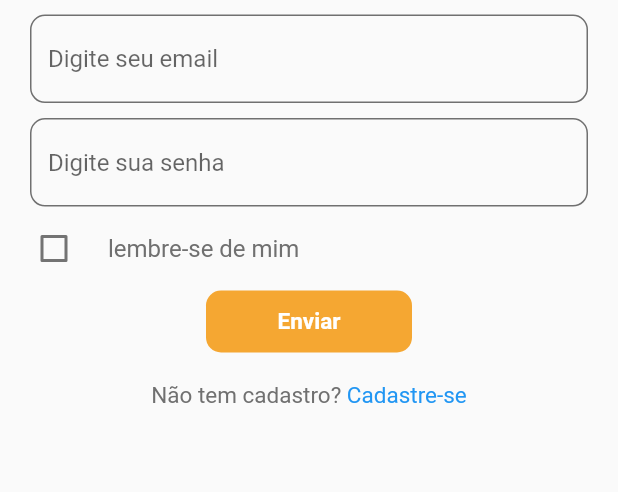
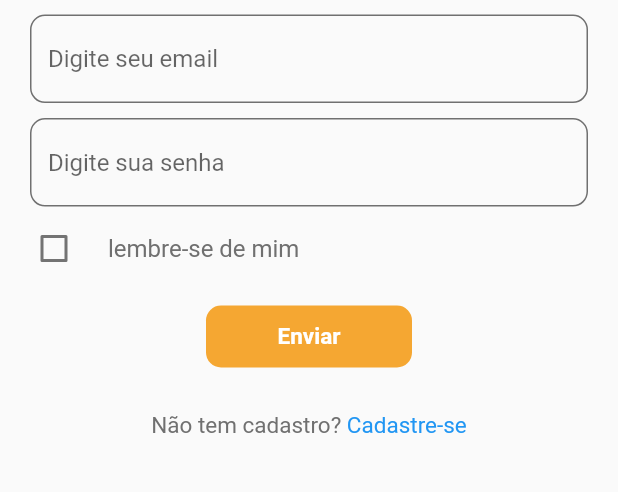
Before and after one commit to GuisCordeiro/find_n_walk, a Flutter app: the screen it shows after launch, on a phone screen of 412 x 824 dp, the part 432-924 px from its top. Run offline on Flutter 3.47's test engine with Material 2 defaults, Android fonts, the light colour scheme and no system bars.

Commit message:
adicionei as estruturas de pastas e o icone do app

```diff
--- /dev/null
+++ b/findnwalk/lib/components/botao.dart
@@ -0,0 +1,39 @@
+import 'package:flutter/material.dart';
+import 'colors.dart';
+
+class Botao extends StatelessWidget {
+  String texto;
+  Botao(this.texto);
+
+  @override
+  Widget build(BuildContext context) {
+    return Padding(
+      padding: EdgeInsets.only(top: 10,bottom: 10,left: 20,right: 20),
+      child: InkWell(
+                onTap: (){
+
+                },
+                child: Container(
+                  width: MediaQuery.of(context).size.width/3,
+                  height: MediaQuery.of(context).size.height/20,
+                  decoration: BoxDecoration(
+                    borderRadius: BorderRadius.circular(10),
+                    color: Cores.laranja
+                  ),
+                  child: Align(
+                    alignment: Alignment.center,
+                    child: Text(
+                      '$texto',
+                      style: TextStyle(
+                        fontWeight: FontWeight.bold,
+                        fontSize: 15,
+                        color: Cores.branco
+                      ),
+                    ),
+                  ),
+                ),
+              ),
+    );
+
+  }
+}
--- /dev/null
+++ b/findnwalk/lib/components/checkbox.dart
@@ -0,0 +1,35 @@
+import 'package:flutter/material.dart';
+import 'colors.dart';
+
+class CheckboxLaranja extends StatefulWidget {
+  String label;
+  CheckboxLaranja(this.label);
+
+  @override
+  _CheckboxLaranjaState createState() => _CheckboxLaranjaState();
+}
+
+class _CheckboxLaranjaState extends State<CheckboxLaranja> {
+  bool selecionado = false;
+
+  @override
+  Widget build(BuildContext context) {
+    return CheckboxListTile(
+              title: Text(
+                '${widget.label}',
+                style: TextStyle(
+                  color: Cores.cinza
+                ),
+              ),
+              activeColor: Cores.laranja,
+              checkColor: Cores.branco,
+              controlAffinity: ListTileControlAffinity.leading,
+              value: selecionado,
+              onChanged: (bool? value){
+                setState(() {
+                  selecionado = value!;
+                });
+              },
+            );
+  }
+}
--- /dev/null
+++ b/findnwalk/lib/components/formulario.dart
@@ -0,0 +1,38 @@
+import 'package:flutter/material.dart';
+import 'colors.dart';
+
+
+/*
+  Esse é o campo de preenchimento dos formulários, você só precisa passar a string
+  que ficará dentro do campo de preenchimeto (o placeholder).
+  A chamada desse componente é: Formulário('string')
+*/
+
+class Formulario extends StatelessWidget {
+  String label;
+  Formulario(this.label);
+  @override
+  Widget build(BuildContext context) {
+    return Padding(
+              padding: EdgeInsets.only(left: 20, right: 20, top: 10),
+              child: TextField(
+                cursorColor: Cores.laranja,
+                decoration: InputDecoration(
+                enabledBorder: new OutlineInputBorder(
+                  borderRadius: new BorderRadius.circular(10),
+                  borderSide: const BorderSide(
+                    color: Cores.cinza
+                  )
+                ),
+                focusedBorder: new OutlineInputBorder(
+                  borderRadius: new BorderRadius.circular(10),
+                  borderSide: const BorderSide(
+                    color: Cores.laranja
+                  )
+                ),
+                hintText: '$label',
+                ),
+              ),
+    );
+  }
+}
--- a/findnwalk/lib/pages/index.dart
+++ b/findnwalk/lib/pages/index.dart
@@ -1,12 +1,17 @@
+import 'package:findnwalk/components/colors.dart';
 import 'package:flutter/material.dart';
 import 'package:findnwalk/pages/loginPage.dart';
+
 
 class MyApp extends StatelessWidget {
   @override
   Widget build(BuildContext context) {
     return MaterialApp(
       title: 'FindNWalk',
-      home: Index(title: 'FindNwalk'),
+      home: LoginPage(),
+      theme: ThemeData(
+        primaryColor: Cores.laranja
+      ),
     );
   }
 }
@@ -23,16 +28,7 @@ class _IndexState extends State<Index> {
 
   @override
   Widget build(BuildContext context) {
-    return Scaffold(
-      body: SafeArea(
-        child: Container(
-          child: Column(
-            children: [
-              LoginPage(),
-            ],
-          ),
-        ),
-      ),
-    );
+    return LoginPage();
   }
+
 }
--- a/findnwalk/lib/pages/loginPage.dart
+++ b/findnwalk/lib/pages/loginPage.dart
@@ -1,5 +1,10 @@
+import 'package:findnwalk/components/botao.dart';
+import 'package:findnwalk/components/checkbox.dart';
 import 'package:findnwalk/components/colors.dart';
+import 'package:findnwalk/components/formulario.dart';
 import 'package:flutter/material.dart';
+
+import 'cadastro.dart';
 
 class LoginPage extends StatefulWidget {
   const LoginPage({ Key? key }) : super(key: key);
@@ -47,12 +52,18 @@ class _LoginPageState extends State<LoginPage> with TickerProviderStateMixin{
 
   @override
   Widget build(BuildContext context) {
-    return Container(
+    return Scaffold(
+      body:
+      SafeArea(
+        child: ListView(
+          children: [
+              Column(
+                children: [
+                  Container(
                     width: MediaQuery.of(context).size.width,
                     alignment: Alignment.center,
                     child: Column(
                       children:[
-
                         ScaleTransition(
                           scale: _animation,
                           child: InkWell(
@@ -91,94 +102,26 @@ class _LoginPageState extends State<LoginPage> with TickerProviderStateMixin{
                             ]
                           ),
                         ),
-            Padding(
-              padding: EdgeInsets.only(left: 20, right: 20, top: 10),
-              child: TextField(
-                cursorColor: Cores.laranja,
-                decoration: InputDecoration(
-                enabledBorder: new OutlineInputBorder(
-                  borderRadius: new BorderRadius.circular(10),
-                  borderSide: const BorderSide(
-                    color: Cores.cinza
-                  )
-                ),
-                focusedBorder: new OutlineInputBorder(
-                  borderRadius: new BorderRadius.circular(10),
-                  borderSide: const BorderSide(
-                    color: Cores.laranja
-                  )
-                ),
-                hintText: 'Digite seu email',
-                ),
-              ),
-            ),
 
-            Padding(
-              padding: EdgeInsets.only(left: 20, right: 20, top: 10),
-              child: TextField(
-                cursorColor: Cores.laranja,
-                decoration: InputDecoration(
-                enabledBorder: new OutlineInputBorder(
-                  borderRadius: new BorderRadius.circular(10),
-                  borderSide: const BorderSide(
-                    color: Cores.cinza
-                  )
-                ),
-                focusedBorder: new OutlineInputBorder(
-                  borderRadius: new BorderRadius.circular(10),
-                  borderSide: const BorderSide(
-                    color: Cores.laranja
-                  )
-                ),
-                hintText: 'Digite sua senha',
-                ),
-              ),
-            ),
+                        Formulario('Digite seu email'),
 
-            CheckboxListTile(
-              title: Text(
-                'lembre-se de mim',
-                style: TextStyle(
-                  color: Cores.cinza
-                ),
-              ),
-              activeColor: Cores.laranja,
-              checkColor: Cores.branco,
-              controlAffinity: ListTileControlAffinity.leading,
-              value: selecionado,
-              onChanged: (bool? value){
-                setState(() {
-                  selecionado = value!;
-                });
-              },
-            ),
+                        Formulario('Digite sua senha'),
+
+                        CheckboxLaranja('lembre-se de mim'),
+
+                        Botao('Enviar'),
+
                         InkWell(
                           onTap: (){
-
+                            Navigator.push(
+                              context,
+                              MaterialPageRoute(
+                                builder: (context) => CadastroPage(),
+                              )
+                            );
                           },
-              child: Container(
-                width: MediaQuery.of(context).size.width/3,
-                height: MediaQuery.of(context).size.height/20,
-                decoration: BoxDecoration(
-                  borderRadius: BorderRadius.circular(10),
-                  color: Cores.laranja
-                ),
-                child: Align(
-                  alignment: Alignment.center,
-                  child: Text(
-                    'Enviar',
-                    style: TextStyle(
-                      fontWeight: FontWeight.bold,
-                      fontSize: 15,
-                      color: Cores.branco
-                    ),
-                  ),
-                ),
-              ),
-            ),
-
-            Padding(
-              padding: EdgeInsets.only(top: 20),
+                          child: Padding(
+                            padding: EdgeInsets.only(top: 20, bottom: 20),
                             child: RichText(
                               textAlign: TextAlign.center,
                               text: TextSpan(
@@ -198,8 +141,15 @@ class _LoginPageState extends State<LoginPage> with TickerProviderStateMixin{
                               ),
                             ),
                           ),
+                        ),
 
                       ]
+                    ),
+                  ),
+                ],
+              ),
+            ],
+        ),
       ),
     );
   }
--- a/findnwalk/pubspec.yaml
+++ b/findnwalk/pubspec.yaml
@@ -30,6 +30,7 @@ dependencies:
   cupertino_icons: ^1.0.2
 
 dev_dependencies:
+  flutter_native_splash: ^1.2.0
   flutter_test:
     sdk: flutter
 
```
Also changed, not shown: findnwalk/lib/pages/cadastro.dart (added, +71 -0 lines), findnwalk/lib/controller/variaveisGlobais.dart (added), findnwalk/pubspec.lock, 37 other files. Lines whose indentation alone changed are shown as unchanged.
